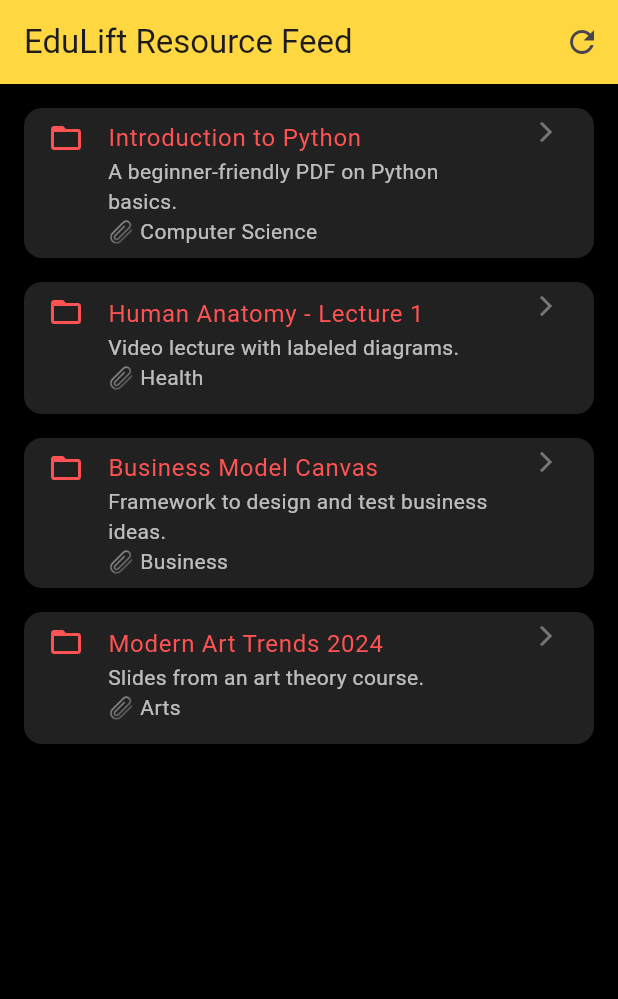
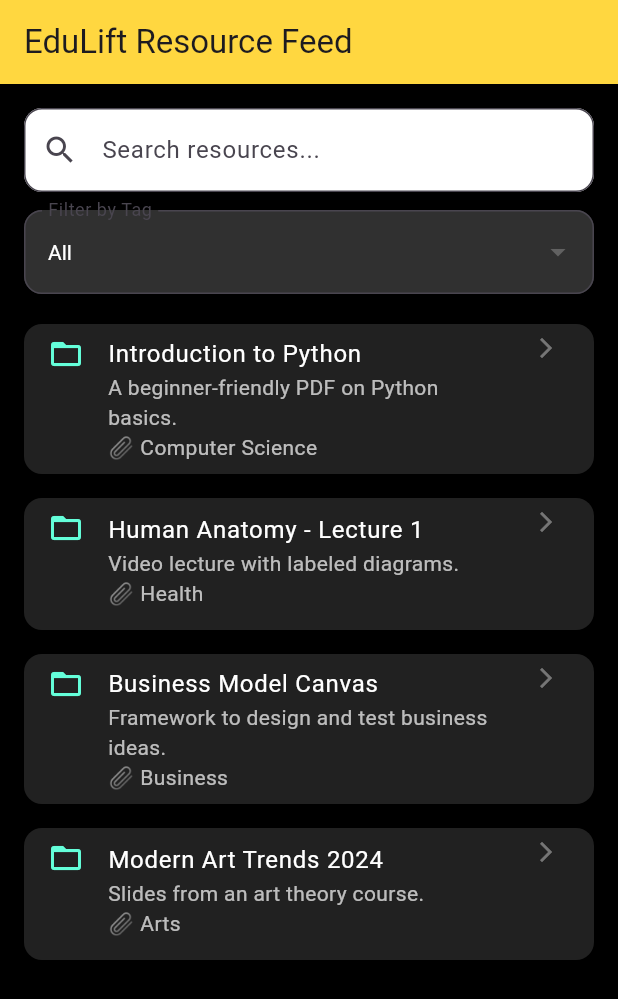
Before and after one commit to DreadDoctor224/EdUplift, a Flutter app: the screen it shows after launch, on a phone screen of 412 x 824 dp. Shown: the top 999 px of the screen. Run offline on Flutter 3.47's test engine with Material 3 defaults, Android fonts, the phone set to English and light mode, and no system bars; our stand-ins replace file_picker, flutter_animate, shared_preferences.

Commit message:
pretty much all the core UI has been created please go through to whole code i have created a modular file structure so make sure things are added in the respective folder functionality as well as firebase integration is left including application polisihing

```diff
--- a/lib/main.dart
+++ b/lib/main.dart
@@ -1,3 +1,4 @@
+import 'package:eduplift/admin_dashboard.dart';
 import 'package:eduplift/screens/educator_dashboard.dart';
 import 'package:eduplift/screens/graduate_dashboard.dart';
 import 'package:flutter/material.dart';
--- a/lib/screens/eduplift_feed_screen.dart
+++ b/lib/screens/eduplift_feed_screen.dart
@@ -1,11 +1,18 @@
-//****current file is static for now but it is structured so that we can plug it later into firebase */
-import 'package:eduplift/screens/resource_view_screen.dart';
 import 'package:flutter/material.dart';
+import 'resource_view_screen.dart';
 
-class EdupliftFeedScreen extends StatelessWidget {
+class EdupliftFeedScreen extends StatefulWidget {
   const EdupliftFeedScreen({super.key});
 
-  final List<Map<String, String>> mockUploads = const [
+  @override
+  State<EdupliftFeedScreen> createState() => EdupliftFeedScreenState();
+}
+
+class EdupliftFeedScreenState extends State<EdupliftFeedScreen> {
+  final TextEditingController _searchController = TextEditingController();
+  String selectedTag = 'All';
+
+  final List<Map<String, String>> allResources = [
     {
       'title': 'Introduction to Python',
       'description': 'A beginner-friendly PDF on Python basics.',
@@ -28,36 +35,87 @@ class EdupliftFeedScreen extends StatelessWidget {
     },
   ];
 
+  List<String> get tags {
+    final uniqueTags = allResources.map((e) => e['tag']!).toSet().toList();
+    uniqueTags.sort();
+    return ['All', ...uniqueTags];
+  }
+
   @override
   Widget build(BuildContext context) {
+    List<Map<String, String>> filtered = allResources.where((resource) {
+      final searchText = _searchController.text.toLowerCase();
+      final titleMatch = resource['title']!.toLowerCase().contains(searchText);
+      final tagMatch = selectedTag == 'All' || resource['tag'] == selectedTag;
+      return titleMatch && tagMatch;
+    }).toList();
+
     return Scaffold(
+      backgroundColor: Colors.black,
       appBar: AppBar(
         title: const Text("EduLift Resource Feed"),
         backgroundColor: Colors.amberAccent,
-        actions: [
-          IconButton(
-            icon: const Icon(Icons.refresh),
-            onPressed: () {
-              // TODO: Refresh the list (if connected to backend)
+      ),
+      body: Padding(
+        padding: const EdgeInsets.all(16),
+        child: Column(
+          children: [
+            // 🔍 Search Bar
+            TextField(
+              controller: _searchController,
+              onChanged: (_) => setState(() {}),
+              decoration: InputDecoration(
+                filled: true,
+                fillColor: Colors.white,
+                hintText: 'Search resources...',
+                prefixIcon: const Icon(Icons.search),
+                border:
+                    OutlineInputBorder(borderRadius: BorderRadius.circular(12)),
+              ),
+            ),
+            const SizedBox(height: 12),
+
+            // 🔽 Filter Dropdown
+            DropdownButtonFormField<String>(
+              value: selectedTag,
+              onChanged: (value) {
+                setState(() {
+                  selectedTag = value!;
+                });
               },
+              dropdownColor: Colors.grey[900],
+              style: const TextStyle(color: Colors.white),
+              decoration: InputDecoration(
+                labelText: "Filter by Tag",
+                filled: true,
+                fillColor: Colors.grey[850],
+                border:
+                    OutlineInputBorder(borderRadius: BorderRadius.circular(12)),
               ),
-        ],
+              items: tags.map((tag) {
+                return DropdownMenuItem(
+                  value: tag,
+                  child: Text(tag),
+                );
+              }).toList(),
             ),
-      backgroundColor: Colors.black,
-      body: ListView.builder(
-        padding: const EdgeInsets.all(16),
-        itemCount: mockUploads.length,
+
+            const SizedBox(height: 20),
+
+            // 🧾 Filtered Feed
+            Expanded(
+              child: ListView.builder(
+                itemCount: filtered.length,
                 itemBuilder: (context, index) {
-          final upload = mockUploads[index];
+                  final upload = filtered[index];
                   return Card(
                     color: Colors.grey[900],
                     margin: const EdgeInsets.only(bottom: 16),
                     child: ListTile(
-              leading: const Icon(Icons.folder_open, color: Colors.redAccent),
-              title: Text(
-                upload['title'] ?? '',
-                style: const TextStyle(color: Colors.redAccent),
-              ),
+                      leading: const Icon(Icons.folder_open,
+                          color: Colors.tealAccent),
+                      title: Text(upload['title']!,
+                          style: const TextStyle(color: Colors.white)),
                       subtitle: Text(
                         "${upload['description']}\n📎 ${upload['tag']}",
                         style: const TextStyle(color: Colors.white70),
@@ -81,6 +139,10 @@ class EdupliftFeedScreen extends StatelessWidget {
                   );
                 },
               ),
+            ),
+          ],
+        ),
+      ),
     );
   }
 }
```
Also changed, not shown: lib/admin_dashboard.dart (added, +143 -0 lines). Lines whose indentation alone changed are shown as unchanged.
